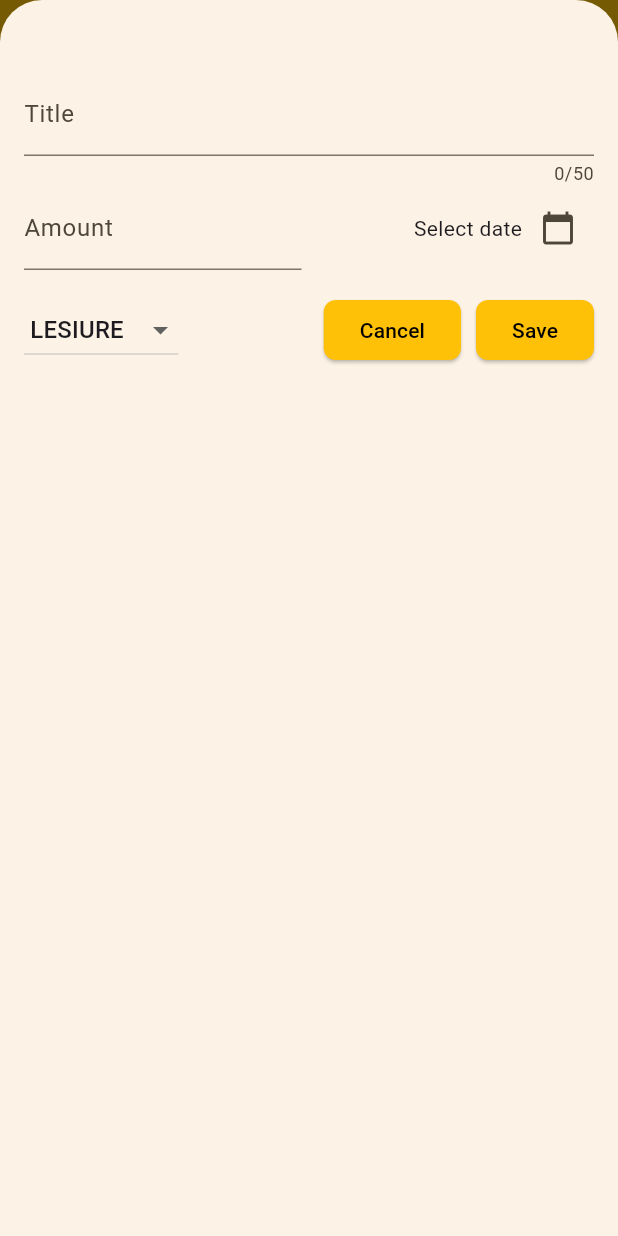
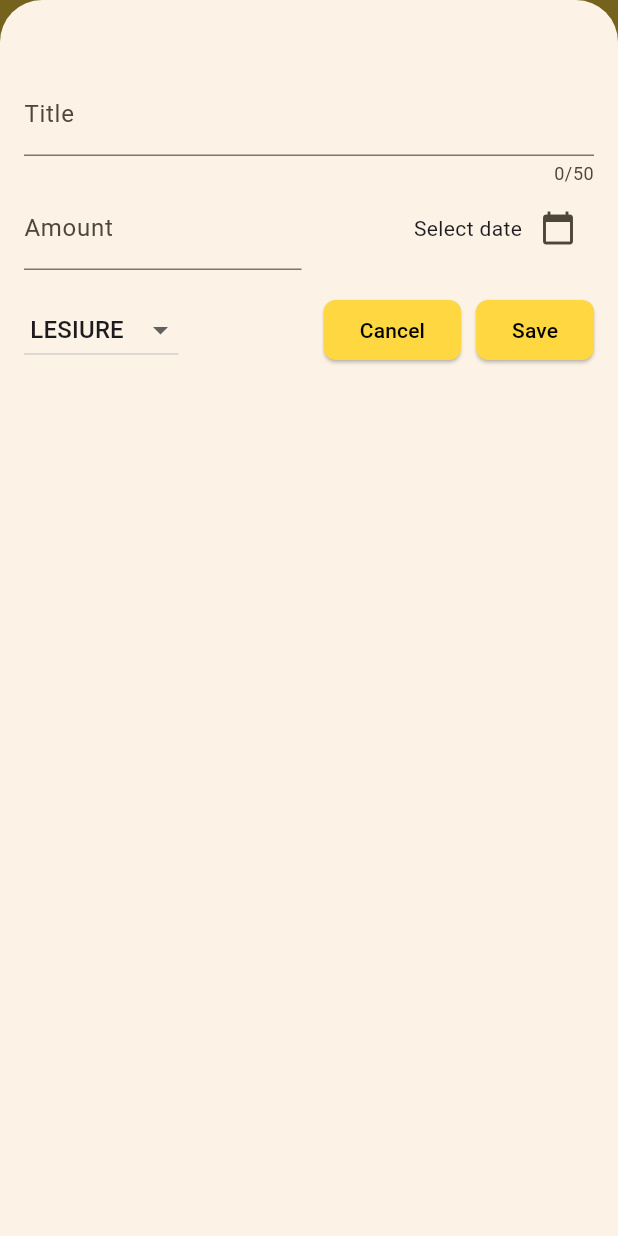
Before and after one commit to Bhavyak789/Expense_Tracker, a Flutter app: the screen it shows after launch, after a tap on the "add" icon, on a phone screen of 412 x 824 dp. Run offline on Flutter 3.47's test engine with Material 3 defaults, Android fonts, the phone set to English and light mode, and no system bars.

Commit message:
Dark mode added

```diff
--- a/lib/main.dart
+++ b/lib/main.dart
@@ -1,5 +1,3 @@
-import 'dart:ffi';
-
 import 'package:expense_app/widgets/expenses.dart';
 //import 'package:flutter/gestures.dart';
 import 'package:flutter/material.dart';
@@ -10,21 +8,53 @@ var kColorScheme = ColorScheme.fromSeed(
   secondary: Colors.amberAccent,
 );
 
+var kDarkColorScheme = ColorScheme.fromSeed(
+    brightness: Brightness.dark,
+    seedColor: Colors.amber.shade400,
+    primary: Colors.amber);
+
 void main() {
   runApp(
     MaterialApp(
+      darkTheme: ThemeData.dark().copyWith(
+        colorScheme: kDarkColorScheme,
+        //iconTheme: IconThemeData(color: Colors.black),
+        elevatedButtonTheme: ElevatedButtonThemeData(
+          style: ElevatedButton.styleFrom(
+            backgroundColor: Colors.amber,
+            foregroundColor: Colors.black, //kDarkColorScheme.primaryContainer,
+            shape: RoundedRectangleBorder(
+              borderRadius: BorderRadius.circular(8),
+            ),
+          ),
+        ),
+        appBarTheme: const AppBarTheme().copyWith(
+            backgroundColor: Colors.amber, foregroundColor: Colors.black),
+        cardTheme: const CardTheme().copyWith(
+          color: kDarkColorScheme.primaryContainer,
+          margin: const EdgeInsets.symmetric(horizontal: 16, vertical: 8),
+        ),
+        // textTheme: ThemeData().textTheme.copyWith(
+        //       titleMedium: const TextStyle(color: Colors.white),
+        //       titleSmall: TextStyle(
+        //         color: Colors.white,
+        //       ),
+        //     ),
+      ),
       theme: ThemeData().copyWith(
         //useMaterial3: true,
         colorScheme: kColorScheme,
         elevatedButtonTheme: ElevatedButtonThemeData(
           style: ElevatedButton.styleFrom(
-              backgroundColor: Colors.amber,
               foregroundColor: Colors.black,
+              backgroundColor: Colors.amberAccent,
               shape: RoundedRectangleBorder(
                   borderRadius: BorderRadius.circular(8))),
         ),
-        appBarTheme:
-            const AppBarTheme().copyWith(backgroundColor: Colors.amber),
+        appBarTheme: const AppBarTheme().copyWith(
+          backgroundColor: Colors.amberAccent,
+          //foregroundColor: Colors.amberAccent,
+        ),
         cardTheme: const CardTheme().copyWith(
           margin: const EdgeInsets.symmetric(horizontal: 16, vertical: 8),
         ),
@@ -36,7 +66,7 @@ void main() {
         //       titleLarge: TextStyle(fontWeight: FontWeight.bold),
         //     ),
       ),
-      //theme: ThemeData.dark(useMaterial3: true),
+      themeMode: ThemeMode.system,
       home: const Expenses(),
     ),
   );
--- a/lib/widgets/expenses.dart
+++ b/lib/widgets/expenses.dart
@@ -87,7 +87,7 @@ class _ExpensesState extends State<Expenses> {
               onPressed: _addExpenseOverlay,
               icon: const Icon(
                 Icons.add,
-                color: Colors.black,
+                //color: Colors.black,
                 size: 30,
               ),
             )
```
